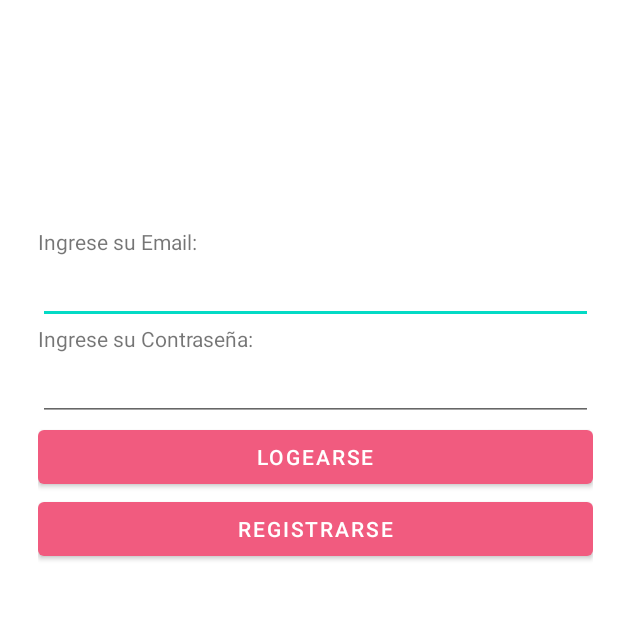
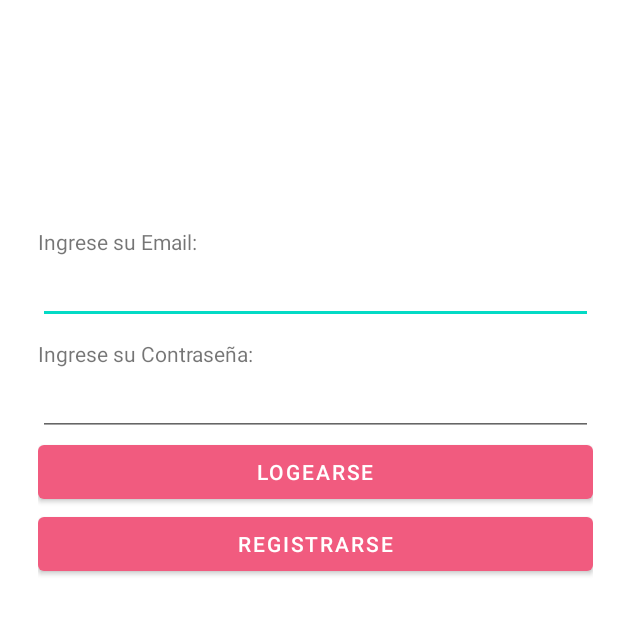
Before and after one commit to desk89/Restaurante_UNS, an Android app: the screen it shows after launch (MainActivity), on a phone screen of 412 x 824 dp, the part 392-1027 px from its top. Run offline under Robolectric (Android 15) with nearby library versions, the phone set to English and light mode, and no system bars.

Commit message:
Interfaz login

```diff
--- a/app/src/main/res/layout/activity_main.xml
+++ b/app/src/main/res/layout/activity_main.xml
@@ -42,6 +42,10 @@
             android:ems="10"
             android:inputType="textEmailAddress" />
 
+        <Space
+            android:layout_width="match_parent"
+            android:layout_height="10dp" />
+
         <TextView
             android:id="@+id/textView2"
             android:layout_width="match_parent"
```
